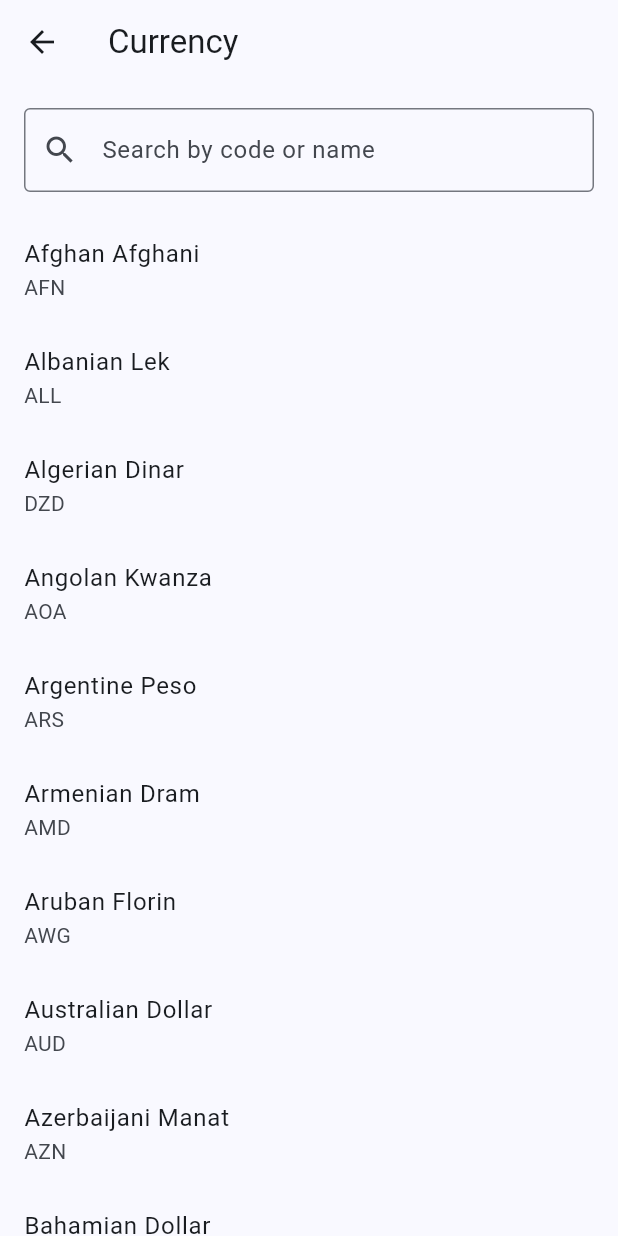
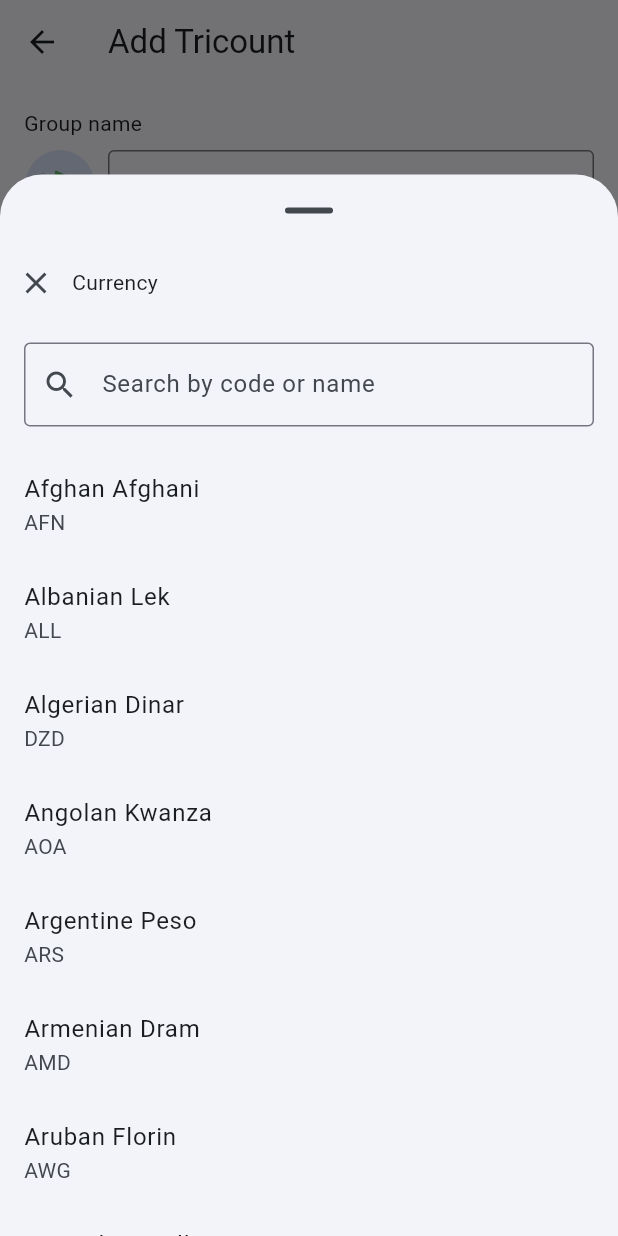
Before and after one commit to iivanen90-droid/shared-expenses-app, a Flutter app: the _CreateGroupForm screen opened directly, after a tap on "Select a currency", on a phone screen of 412 x 824 dp. Run offline on Flutter 3.47's test engine with Material 3 defaults, Android fonts, the phone set to English and light mode, and no system bars; our stand-ins replace dio, easy_localization, emoji_picker_flutter, flutter_bloc, flutter_svg, fpdart and 6 more; accounts and stored records are empty; generated files the repository leaves out were written again.

Commit message:
Refine group creation after review

```diff
--- a/features/home_feature/lib/src/data/di/home_data_dependency_module_resolver.dart
+++ b/features/home_feature/lib/src/data/di/home_data_dependency_module_resolver.dart
@@ -1,5 +1,4 @@
 import 'package:core/core.dart';
-import 'package:home_feature/objectbox.g.dart';
 import 'package:home_feature/src/data/repository/home_groups_repository_impl.dart';
 import 'package:home_feature/src/data/source/home_groups_source.dart';
 import 'package:home_feature/src/domain/repository/home_groups_repository.dart';
@@ -7,9 +6,9 @@ import 'package:home_feature/src/domain/repository/home_groups_repository.dart';
 abstract interface class HomeDataDependencyModuleResolver {
   static void register() {
     DependencyProvider.registerLazySingleton<HomeGroupsSource>(
-      () => ObjectBoxHomeGroupsSource(openDatabase: () => ObjectBoxDatabase.open(openStore)),
+      BoxHomeGroupsSource.new,
       dispose: (source) async {
-        if (source is ObjectBoxHomeGroupsSource) await source.close();
+        if (source is BoxHomeGroupsSource) await source.close();
       },
     );
     DependencyProvider.registerLazySingleton<HomeGroupsRepository>(
--- /dev/null
+++ b/features/home_feature/lib/src/domain/entity/group_currency.dart
@@ -0,0 +1,9 @@
+final class GroupCurrency {
+  const GroupCurrency({required this.code, required this.english, required this.ukrainian});
+
+  final String code;
+  final String english;
+  final String ukrainian;
+
+  String name(String languageCode) => languageCode == 'uk' ? ukrainian : english;
+}
--- a/features/home_feature/lib/src/ui/create_group/create_group_cubit.dart
+++ b/features/home_feature/lib/src/ui/create_group/create_group_cubit.dart
@@ -1,30 +1,60 @@
 import 'package:common/common.dart';
-import 'package:freezed_annotation/freezed_annotation.dart';
-import 'package:home_feature/src/domain/entity/home_group.dart';
+import 'package:home_feature/src/domain/entity/group_currency.dart';
 import 'package:home_feature/src/domain/interactor/home_groups_interactor.dart';
-
-part 'create_group_cubit.freezed.dart';
-
-enum CreateGroupStatus { idle, saving, failed, created }
-
-@freezed
-abstract class CreateGroupState with _$CreateGroupState {
-  const factory CreateGroupState({@Default(CreateGroupStatus.idle) CreateGroupStatus status, int? groupId}) =
-      _CreateGroupState;
-}
+import 'package:home_feature/src/ui/create_group/create_group_state.dart';
 
 final class CreateGroupCubit extends SafeCubitWrapper<CreateGroupState> {
   CreateGroupCubit({required this._interactor}) : super(const CreateGroupState());
 
   final HomeGroupsInteractor _interactor;
 
-  Future<void> create(NewGroup group) async {
-    if (isClosed || state.status == CreateGroupStatus.saving || state.status == CreateGroupStatus.created) return;
-    emit(const CreateGroupState(status: CreateGroupStatus.saving));
-    final result = await _interactor.create(group);
+  void changeName(String name) => _edit(state.copyWith(name: name));
+  void selectEmoji(String emoji) => _edit(state.copyWith(emoji: emoji));
+  void selectCurrency(GroupCurrency currency) => _edit(state.copyWith(currency: currency));
+
+  void addParticipant() =>
+      _edit(state.copyWith(participants: List.unmodifiable([...state.participants, (id: Object(), name: '')])));
+
+  void changeParticipantName(Object id, String name) => _edit(
+    state.copyWith(
+      participants: List.unmodifiable([
+        for (final participant in state.participants)
+          if (participant.id == id) (id: id, name: name) else participant,
+      ]),
+    ),
+  );
+
+  void removeParticipant(Object id) => _edit(
+    state.copyWith(
+      participants: List.unmodifiable([
+        for (final participant in state.participants)
+          if (participant.id != id) participant,
+      ]),
+    ),
+  );
+
+  void _edit(CreateGroupState draft) {
+    if (state.canEdit) emit(draft);
+  }
+
+  Future<void> create() async {
+    if (isClosed || !state.canEdit) return;
+    final draft = state;
+    final currency = draft.currency;
+    if (draft.nameMissing || currency == null || draft.firstUnnamedParticipant != null) {
+      emit(draft.copyWith(validationAttempts: draft.validationAttempts + 1));
+      return;
+    }
+    emit(draft.copyWith(status: CreateGroupStatus.saving));
+    final result = await _interactor.create((
+      name: draft.name.trim(),
+      emoji: draft.emoji,
+      currencyCode: currency.code,
+      participants: [for (final participant in draft.participants) participant.name.trim()],
+    ));
     result.match(
-      (_) => emit(const CreateGroupState(status: CreateGroupStatus.failed)),
-      (saved) => emit(CreateGroupState(status: CreateGroupStatus.created, groupId: saved.id)),
+      (_) => emit(draft.copyWith(status: CreateGroupStatus.failed)),
+      (saved) => emit(draft.copyWith(status: CreateGroupStatus.created, groupId: saved.id)),
     );
   }
 }
--- a/features/home_feature/lib/src/ui/create_group/create_group_page.dart
+++ b/features/home_feature/lib/src/ui/create_group/create_group_page.dart
@@ -3,7 +3,9 @@ import 'package:core/core.dart';
 import 'package:easy_localization/easy_localization.dart';
 import 'package:flutter/material.dart';
 import 'package:flutter_bloc/flutter_bloc.dart';
+import 'package:home_feature/src/domain/entity/group_currency.dart';
 import 'package:home_feature/src/ui/create_group/create_group_cubit.dart';
+import 'package:home_feature/src/ui/create_group/create_group_state.dart';
 import 'package:home_feature/src/ui/create_group/currency_picker.dart';
 import 'package:home_feature/src/ui/create_group/group_emoji_picker.dart';
 import 'package:router/router.dart';
@@ -27,89 +29,75 @@ class _CreateGroupForm extends StatefulWidget {
 }
 
 class _CreateGroupFormState extends State<_CreateGroupForm> {
-  final _form = GlobalKey<FormState>();
-  final _name = TextEditingController();
-  final _participants = <TextEditingController>[];
-  GroupCurrency? _currency;
-  String _emoji = '💸';
-
-  @override
-  void dispose() {
-    _name.dispose();
-    for (final participant in _participants) {
-      participant.dispose();
-    }
-    super.dispose();
-  }
-
-  String? _requiredText(String? value, String errorKey) =>
-      (value ?? '').trim().isEmpty ? errorKey.tr(context: context) : null;
-
-  void _submit() {
-    final form = _form.currentState;
-    if (form == null) return;
-    final invalid = form.validateGranularly();
-    if (invalid.isNotEmpty) {
-      final first = invalid.first;
-      WidgetsBinding.instance.addPostFrameCallback((_) {
-        if (first.mounted) Scrollable.ensureVisible(first.context);
-      });
-      return;
-    }
-    final currency = _currency;
-    if (currency == null) return;
-    context.read<CreateGroupCubit>().create((
-      name: _name.text.trim(),
-      emoji: _emoji,
-      currencyCode: currency.code,
-      participants: [for (final participant in _participants) participant.text.trim()],
-    ));
-  }
+  final _nameKey = GlobalKey();
+  final _currencyKey = GlobalKey();
 
   Future<void> _selectEmoji() async {
     final emoji = await showModalBottomSheet<String>(
       context: context,
       useSafeArea: true,
       showDragHandle: true,
-      builder: (_) => GroupEmojiPicker(selected: _emoji),
+      builder: (_) => const GroupEmojiPicker(),
     );
-    if (mounted && emoji != null) setState(() => _emoji = emoji);
+    if (mounted && emoji != null) context.read<CreateGroupCubit>().selectEmoji(emoji);
   }
 
-  Future<void> _selectCurrency(FormFieldState<GroupCurrency> field) async {
-    final currency = await Navigator.of(context)
-        .push<GroupCurrency>(MaterialPageRoute(builder: (_) => CurrencyPicker(selectedCode: _currency?.code)));
-    if (!mounted || !field.mounted || currency == null) return;
-    setState(() => _currency = currency);
-    field.didChange(currency);
+  Future<void> _selectCurrency(String? selectedCode) async {
+    final currency = await showModalBottomSheet<GroupCurrency>(
+      context: context,
+      useSafeArea: true,
+      isScrollControlled: true,
+      showDragHandle: true,
+      builder: (_) => CurrencyPicker(selectedCode: selectedCode),
+    );
+    if (mounted && currency != null) context.read<CreateGroupCubit>().selectCurrency(currency);
   }
 
-  void _removeParticipant(TextEditingController participant) {
-    setState(() => _participants.remove(participant));
-    WidgetsBinding.instance.addPostFrameCallback((_) => participant.dispose());
+  void _scrollToFirstError(CreateGroupState state) {
+    final participant = state.firstUnnamedParticipant;
+    final key = switch (state) {
+      CreateGroupState(nameMissing: true) => _nameKey,
+      CreateGroupState(currency: null) => _currencyKey,
+      _ when participant != null => GlobalObjectKey(participant.id),
+      _ => null,
+    };
+    WidgetsBinding.instance.addPostFrameCallback((_) {
+      final field = key?.currentContext;
+      if (field != null && field.mounted) Scrollable.ensureVisible(field);
+    });
   }
 
   @override
   Widget build(BuildContext context) => BlocConsumer<CreateGroupCubit, CreateGroupState>(
+    listenWhen: (previous, current) =>
+        previous.validationAttempts != current.validationAttempts || previous.groupId != current.groupId,
     listener: (context, state) {
       final id = state.groupId;
-      if (state.status == CreateGroupStatus.created && id != null) {
+      if (id != null) {
         context.goTo(GroupCreatedRoute(groupId: id));
+      } else {
+        _scrollToFirstError(state);
       }
     },
     builder: (context, state) {
-      final saving = state.status == CreateGroupStatus.saving;
+      final cubit = context.read<CreateGroupCubit>();
+      final canEdit = state.canEdit;
+      final showErrors = state.validationAttempts > 0;
+      final currency = state.currency;
       return PopScope(
-        canPop: !saving,
+        canPop: canEdit,
         child: Scaffold(
           appBar: AppBar(
-            leading: BackButton(onPressed: saving ? null : () => context.goTo(const HomeRoute())),
+            leading: IconButton(
+              icon: const BackButtonIcon(),
+              tooltip: MaterialLocalizations.of(context).backButtonTooltip,
+              onPressed: canEdit ? () => context.goTo(const HomeRoute()) : null,
+            ),
             title: Text(LocaleKeys.groupCreateTitle.tr(context: context)),
           ),
           body: SafeArea(
-            child: Form(
-              key: _form,
             child: SingleChildScrollView(
+              key: const ValueKey('group_form_scroll'),
               padding: const EdgeInsets.all(16),
               child: Column(
                 crossAxisAlignment: CrossAxisAlignment.stretch,
@@ -121,76 +109,80 @@ class _CreateGroupFormState extends State<_CreateGroupForm> {
                     children: [
                       IconButton.filledTonal(
                         tooltip: LocaleKeys.groupEmoji.tr(context: context),
-                          onPressed: saving ? null : _selectEmoji,
-                          icon: Text(_emoji, style: const TextStyle(fontSize: 24)),
+                        onPressed: canEdit ? _selectEmoji : null,
+                        icon: Text(state.emoji, style: const TextStyle(fontSize: 24)),
                       ),
                       const SizedBox(width: 8),
                       Expanded(
+                        key: _nameKey,
                         child: TextFormField(
                           key: const ValueKey('group_name'),
-                            controller: _name,
-                            enabled: !saving,
+                          initialValue: state.name,
+                          onChanged: cubit.changeName,
+                          enabled: canEdit,
                           textCapitalization: TextCapitalization.sentences,
                           decoration: InputDecoration(
                             hintText: LocaleKeys.groupNameHint.tr(context: context),
                             border: const OutlineInputBorder(),
+                            errorText: showErrors && state.nameMissing
+                                ? LocaleKeys.groupNameRequired.tr(context: context)
+                                : null,
                           ),
-                            validator: (value) => _requiredText(value, LocaleKeys.groupNameRequired),
                         ),
                       ),
                     ],
                   ),
                   const SizedBox(height: 20),
-                    FormField<GroupCurrency>(
-                      initialValue: _currency,
-                      validator: (value) =>
-                          value == null ? LocaleKeys.groupCurrencyRequired.tr(context: context) : null,
-                      builder: (field) {
-                        final currency = field.value;
-                        return OutlinedButton(
+                  KeyedSubtree(
+                    key: _currencyKey,
+                    child: OutlinedButton(
                       key: const ValueKey('group_currency'),
-                          onPressed: saving ? null : () => _selectCurrency(field),
+                      onPressed: canEdit ? () => _selectCurrency(currency?.code) : null,
                       child: InputDecorator(
                         decoration: InputDecoration(
                           border: InputBorder.none,
                           labelText: LocaleKeys.groupCurrency.tr(context: context),
-                              errorText: field.errorText,
+                          errorText: showErrors && currency == null
+                              ? LocaleKeys.groupCurrencyRequired.tr(context: context)
+                              : null,
                         ),
                         child: Text(
                           currency == null
                               ? LocaleKeys.groupCurrencySelect.tr(context: context)
-                                  : '${currency.name(context.locale)} (${currency.code})',
+                              : '${currency.name(context.locale.languageCode)} (${currency.code})',
                         ),
                       ),
-                        );
-                      },
+                    ),
                   ),
                   const SizedBox(height: 20),
                   Text(LocaleKeys.groupParticipants.tr(context: context), style: context.texts.title),
-                    for (final participant in _participants)
+                  for (final participant in state.participants)
                     Padding(
-                        key: ObjectKey(participant),
+                      key: GlobalObjectKey(participant.id),
                       padding: const EdgeInsets.only(top: 8),
                       child: TextFormField(
-                          controller: participant,
-                          enabled: !saving,
+                        initialValue: participant.name,
+                        onChanged: (name) => cubit.changeParticipantName(participant.id, name),
+                        enabled: canEdit,
                         textCapitalization: TextCapitalization.words,
                         decoration: InputDecoration(
                           labelText: LocaleKeys.groupParticipantName.tr(context: context),
                           border: const OutlineInputBorder(),
+                          errorText: showErrors && participant.name.trim().isEmpty
+                              ? LocaleKeys.groupParticipantRequired.tr(context: context)
+                              : null,
                           suffixIcon: IconButton(
                             tooltip: LocaleKeys.groupRemoveParticipant.tr(context: context),
-                              onPressed: saving ? null : () => _removeParticipant(participant),
+                            onPressed: canEdit ? () => cubit.removeParticipant(participant.id) : null,
                             icon: const Icon(Icons.remove_circle_outline),
                           ),
                         ),
-                          validator: (value) => _requiredText(value, LocaleKeys.groupParticipantRequired),
                       ),
                     ),
                   Align(
                     alignment: AlignmentDirectional.centerStart,
                     child: TextButton.icon(
-                        onPressed: saving ? null : () => setState(() => _participants.add(TextEditingController())),
+                      onPressed: canEdit ? cubit.addParticipant : null,
                       icon: const Icon(Icons.person_add_outlined),
                       label: Text(LocaleKeys.groupAddParticipant.tr(context: context)),
                     ),
@@ -205,11 +197,14 @@ class _CreateGroupFormState extends State<_CreateGroupForm> {
                     ),
                   const SizedBox(height: 16),
                   FilledButton(
-                      onPressed: saving ? null : _submit,
-                      child: Text((saving ? LocaleKeys.groupSaving : LocaleKeys.groupCreate).tr(context: context)),
+                    onPressed: canEdit ? cubit.create : null,
+                    child: Text(
+                      (state.status == CreateGroupStatus.saving ? LocaleKeys.groupSaving : LocaleKeys.groupCreate).tr(
+                        context: context,
+                      ),
+                    ),
                   ),
                 ],
-                ),
               ),
             ),
           ),
--- /dev/null
+++ b/features/home_feature/lib/src/ui/create_group/create_group_state.dart
@@ -0,0 +1,28 @@
+import 'package:freezed_annotation/freezed_annotation.dart';
+import 'package:home_feature/src/domain/entity/group_currency.dart';
+
+part 'create_group_state.freezed.dart';
+
+enum CreateGroupStatus { idle, saving, failed, created }
+
+typedef ParticipantDraft = ({Object id, String name});
+
+@Freezed(makeCollectionsUnmodifiable: false)
+abstract class CreateGroupState with _$CreateGroupState {
+  const CreateGroupState._();
+
+  const factory CreateGroupState({
+    @Default('\u{1f4b8}') String emoji,
+    @Default('') String name,
+    GroupCurrency? currency,
+    @Default(<ParticipantDraft>[]) List<ParticipantDraft> participants,
+    @Default(0) int validationAttempts,
+    @Default(CreateGroupStatus.idle) CreateGroupStatus status,
+    int? groupId,
+  }) = _CreateGroupState;
+
+  bool get nameMissing => name.trim().isEmpty;
+  bool get canEdit => status != CreateGroupStatus.saving && status != CreateGroupStatus.created;
+  ParticipantDraft? get firstUnnamedParticipant =>
+      participants.where((participant) => participant.name.trim().isEmpty).firstOrNull;
+}
--- a/features/home_feature/lib/src/ui/create_group/currency_picker.dart
+++ b/features/home_feature/lib/src/ui/create_group/currency_picker.dart
@@ -3,17 +3,8 @@ import 'dart:convert';
 import 'package:common/common.dart';
 import 'package:easy_localization/easy_localization.dart';
 import 'package:flutter/material.dart';
+import 'package:home_feature/src/domain/entity/group_currency.dart';
 import 'package:ui_kit/ui_kit.dart';
-
-final class GroupCurrency {
-  const GroupCurrency({required this.code, required this.english, required this.ukrainian});
-
-  final String code;
-  final String english;
-  final String ukrainian;
-
-  String name(Locale locale) => locale.languageCode == 'uk' ? ukrainian : english;
-}
 
 class CurrencyPicker extends StatefulWidget {
   const CurrencyPicker({required this.selectedCode, super.key});
@@ -34,7 +25,7 @@ class _CurrencyPickerState extends State<CurrencyPicker> {
     _catalog ??= _loadCatalog(DefaultAssetBundle.of(context));
   }
 
-  static Future<List<GroupCurrency>> _loadCatalog(AssetBundle bundle) async {
+  Future<List<GroupCurrency>> _loadCatalog(AssetBundle bundle) async {
     final json = await bundle.loadString('packages/home_feature/assets/currencies.json');
     final entries = jsonDecode(json) as Map<String, dynamic>;
     return [
@@ -44,11 +35,22 @@ class _CurrencyPickerState extends State<CurrencyPicker> {
   }
 
   @override
-  Widget build(BuildContext context) => Scaffold(
-    appBar: AppBar(title: Text(LocaleKeys.groupCurrency.tr(context: context))),
-    body: SafeArea(
+  Widget build(BuildContext context) => Padding(
+    padding: EdgeInsets.only(bottom: MediaQuery.viewInsetsOf(context).bottom),
+    child: FractionallySizedBox(
+      heightFactor: 0.85,
+      child: SafeArea(
+        top: false,
         child: Column(
           children: [
+            Row(
+              children: [
+                const CloseButton(),
+                Expanded(
+                  child: Text(LocaleKeys.groupCurrency.tr(context: context), style: context.texts.heading),
+                ),
+              ],
+            ),
             Padding(
               padding: const EdgeInsets.all(16),
               child: TextField(
@@ -70,17 +72,18 @@ class _CurrencyPickerState extends State<CurrencyPicker> {
                   }
                   final catalog = snapshot.data;
                   if (catalog == null) return const Center(child: CircularProgressIndicator());
-                final locale = context.locale;
+                  final languageCode = context.locale.languageCode;
                   final currencies =
                       catalog
                           .where(
                             (item) =>
                                 item.code.toLowerCase().contains(_search) ||
-                              item.name(locale).toLowerCase().contains(_search),
+                                item.name(languageCode).toLowerCase().contains(_search),
                           )
                           .toList()
                         ..sort(
-                        (left, right) => left.name(locale).toLowerCase().compareTo(right.name(locale).toLowerCase()),
+                          (left, right) =>
+                              left.name(languageCode).toLowerCase().compareTo(right.name(languageCode).toLowerCase()),
                         );
                   if (currencies.isEmpty) return Center(child: Text(LocaleKeys.currencyNoResults.tr(context: context)));
                   return ListView.builder(
@@ -91,7 +94,7 @@ class _CurrencyPickerState extends State<CurrencyPicker> {
                       final selected = item.code == widget.selectedCode;
                       return ListTile(
                         selected: selected,
-                      title: Text(item.name(locale), style: context.texts.title),
+                        title: Text(item.name(languageCode), style: context.texts.title),
                         subtitle: Text(item.code),
                         trailing: selected ? const Icon(Icons.check) : null,
                         onTap: () => Navigator.pop(context, item),
@@ -104,5 +107,6 @@ class _CurrencyPickerState extends State<CurrencyPicker> {
           ],
         ),
       ),
+    ),
   );
 }
--- a/features/home_feature/pubspec.yaml
+++ b/features/home_feature/pubspec.yaml
@@ -13,6 +13,7 @@ dependencies:
   flutter_bloc:
   freezed_annotation:
   easy_localization:
+  emoji_picker_flutter:
   router:
   objectbox:
   objectbox_flutter_libs:
--- a/pubspec.yaml
+++ b/pubspec.yaml
@@ -22,6 +22,7 @@ dependencies:
   fpdart: ^1.2.0
   go_router: ^18.0.1
   easy_localization: ^3.0.8
+  emoji_picker_flutter: 4.5.4
   intl: ^0.20.2
   dio: ^5.9.2
   objectbox: 5.3.2
```
Also changed, not shown: features/home_feature/lib/src/data/source/home_groups_source.dart (+6 -3 lines), features/home_feature/lib/src/ui/create_group/group_emoji_picker.dart (+23 -53 lines), features/home_feature/lib/src/ui/create_group/create_group_state.freezed.dart, pubspec.lock, 2 other files. Lines whose indentation alone changed are shown as unchanged.
